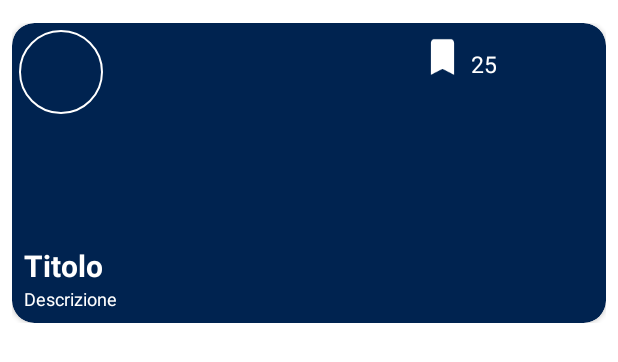
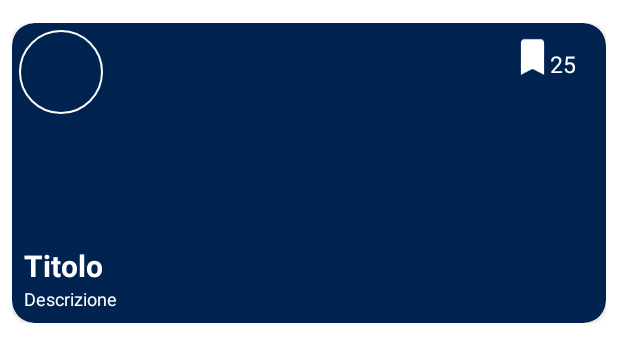
Before and after one commit to JACKLME96/Protography, an Android app: the layout image_item.xml on its own in the app's theme, with its tools: preview values and no code run, on a phone screen of 412 x 824 dp. Shown: the top 362 px of the screen. Run offline under Robolectric (Android 15) with nearby library versions, the phone set to English and light mode, and no system bars.

Commit message:
Image item layout change
Correzione dello spazio dedicato alla descrizione del item e alla disposizione del numero di salvataggi

```diff
--- a/app/src/main/res/layout/image_item.xml
+++ b/app/src/main/res/layout/image_item.xml
@@ -54,9 +54,10 @@
                 android:id="@+id/description"
                 android:text="Descrizione"
                 android:layout_alignBottom="@id/imageView"
-                android:layout_width="280dp"
+                android:layout_width="match_parent"
                 android:layout_height="wrap_content"
                 android:layout_marginLeft="8dp"
+                android:layout_marginRight="8dp"
                 android:layout_marginBottom="8dp"
                 android:textColor="@color/white"
                 android:textSize="12sp" />
@@ -64,25 +65,30 @@
             <ImageView
                 android:id="@+id/savesImage"
                 android:layout_marginLeft="-20dp"
+                android:layout_marginEnd="30dp"
                 android:scaleX="0.7"
                 android:scaleY="0.7"
                 android:layout_width="wrap_content"
                 android:layout_height="wrap_content"
                 app:srcCompat="@drawable/ic_baseline_bookmark_24"
                 android:layout_alignTop="@id/imageView"
-                android:layout_toRightOf="@id/description"
-                app:tint="@color/white" />
+                android:layout_alignParentEnd="true"
+                app:tint="@color/white"
+                android:layout_alignParentRight="true"
+                android:layout_marginRight="30dp" />
 
             <TextView
                 android:id="@+id/savesNr"
-                android:layout_toRightOf="@id/savesImage"
+                android:layout_alignParentEnd="true"
                 android:layout_alignBottom="@id/savesImage"
+                android:layout_marginRight="20dp"
                 android:layout_marginBottom="7dp"
                 android:text="25"
                 android:textSize="15sp"
                 android:textColor="@color/white"
                 android:layout_width="wrap_content"
-                android:layout_height="wrap_content"/>
+                android:layout_height="wrap_content"
+                android:layout_alignParentRight="true" />
 
         </RelativeLayout>
     </androidx.cardview.widget.CardView>
```
